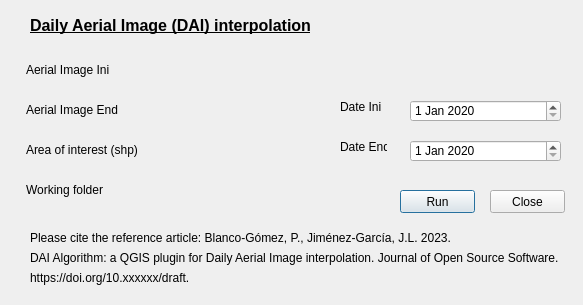
vielca/DAI, file src/DAI/DAI_dialog_base.ui: the form before one commit.
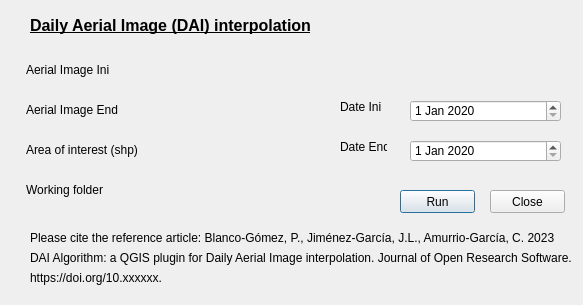
The form after the commit. Icons and pictures are not drawn. Custom widgets are drawn as their Qt base class.

What changed in the file:
```diff
--- a/src/DAI/DAI_dialog_base.ui
+++ b/src/DAI/DAI_dialog_base.ui
@@ -254,7 +254,7 @@
     </rect>
    </property>
    <property name="text">
-    <string>Please cite the reference article: Blanco-Gómez, P., Jiménez-García, J.L. 2023. </string>
+    <string>Please cite the reference article: Blanco-Gómez, P., Jiménez-García, J.L., Amurrio-García, C. 2023 </string>
    </property>
   </widget>
   <widget class="QLabel" name="label_10">
@@ -267,7 +267,7 @@
     </rect>
    </property>
    <property name="text">
-    <string>DAI Algorithm: a QGIS plugin for Daily Aerial Image interpolation. Journal of Open Source Software.</string>
+    <string>DAI Algorithm: a QGIS plugin for Daily Aerial Image interpolation. Journal of Open Research Software.</string>
    </property>
   </widget>
   <widget class="QLabel" name="label_11">
@@ -280,7 +280,7 @@
     </rect>
    </property>
    <property name="text">
-    <string>https://doi.org/10.xxxxxx/draft.</string>
+    <string>https://doi.org/10.xxxxxx.</string>
    </property>
   </widget>
  </widget>
```
